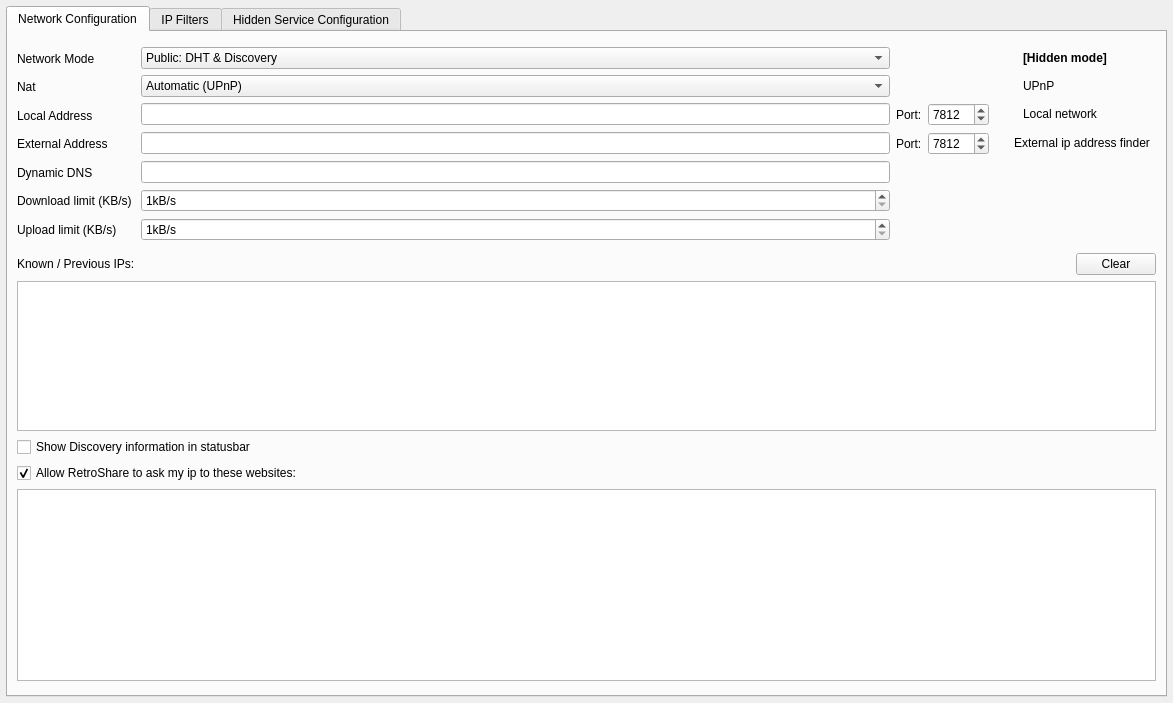
Qt form retroshare-gui/src/gui/settings/ServerPage.ui (RetroShare/RetroShare) before a commit.
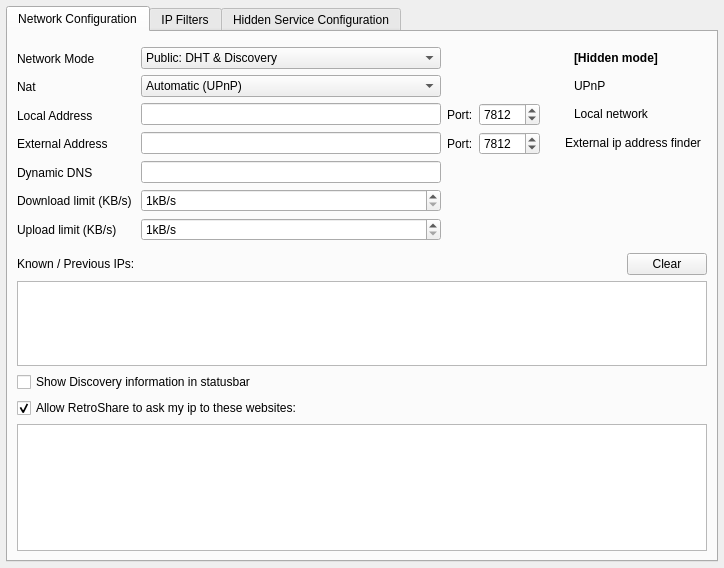
The same form after that commit. The open tabs and pages were chosen to show the change. Icons and pictures are not drawn.

Commit message: reduced the default width & height reorder in MessagePage, move Distant Message box to the top.

Diff of the .ui file:
```diff
--- a/retroshare-gui/src/gui/settings/ServerPage.ui
+++ b/retroshare-gui/src/gui/settings/ServerPage.ui
@@ -6,8 +6,8 @@
    <rect>
     <x>0</x>
     <y>0</y>
-    <width>1173</width>
-    <height>703</height>
+    <width>724</width>
+    <height>568</height>
    </rect>
   </property>
   <layout class="QVBoxLayout" name="verticalLayout_3">
```
Left out of the diff: 13 changed lines with no effect on the pictures. The commit also changes 2 other files.
